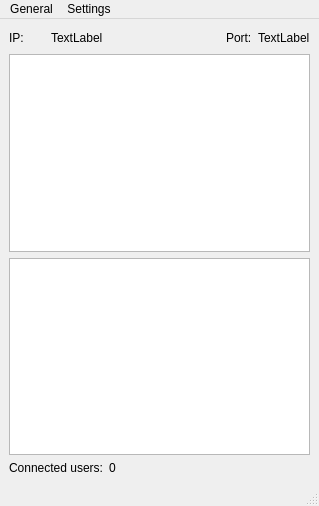
Old version of the form TeddyServer/serverwindow.ui in the repository TeddyReady/TeddyChat.
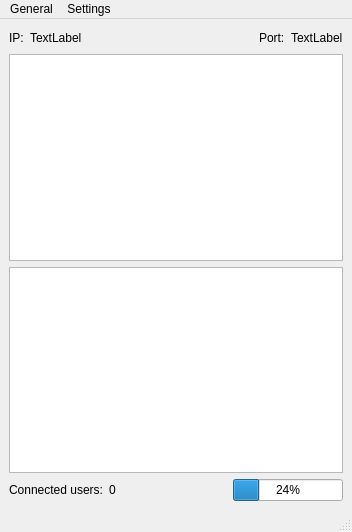
New version of the form.

What changed in the file:
```diff
--- a/TeddyServer/serverwindow.ui
+++ b/TeddyServer/serverwindow.ui
@@ -6,15 +6,15 @@
    <rect>
     <x>0</x>
     <y>0</y>
-    <width>319</width>
-    <height>506</height>
+    <width>352</width>
+    <height>532</height>
    </rect>
   </property>
   <property name="windowTitle">
    <string>MainWindow</string>
   </property>
   <widget class="QWidget" name="centralwidget">
-   <layout class="QGridLayout" name="gridLayout">
+   <layout class="QGridLayout" name="gridLayout_2">
     <item row="0" column="0">
      <widget class="QLabel" name="label">
       <property name="text">
@@ -62,20 +62,44 @@
     <item row="2" column="0" colspan="5">
      <widget class="QListWidget" name="clientList"/>
     </item>
-    <item row="3" column="0" colspan="2">
+    <item row="3" column="0" colspan="5">
+     <layout class="QGridLayout" name="gridLayout">
+      <item row="0" column="0">
      <widget class="QLabel" name="label_3">
       <property name="text">
        <string>Connected users:</string>
       </property>
      </widget>
     </item>
-    <item row="3" column="2">
+      <item row="0" column="1">
      <widget class="QLabel" name="cntUsers">
       <property name="text">
        <string>0</string>
       </property>
      </widget>
     </item>
+      <item row="0" column="2">
+       <spacer name="horizontalSpacer_2">
+        <property name="orientation">
+         <enum>Qt::Horizontal</enum>
+        </property>
+        <property name="sizeHint" stdset="0">
+         <size>
+          <width>40</width>
+          <height>20</height>
+         </size>
+        </property>
+       </spacer>
+      </item>
+      <item row="0" column="3">
+       <widget class="QProgressBar" name="progressBar">
+        <property name="value">
+         <number>24</number>
+        </property>
+       </widget>
+      </item>
+     </layout>
+    </item>
    </layout>
   </widget>
   <widget class="QMenuBar" name="menubar">
@@ -83,7 +107,7 @@
     <rect>
      <x>0</x>
      <y>0</y>
-     <width>319</width>
+     <width>352</width>
      <height>20</height>
     </rect>
    </property>
```
Lines whose indentation alone changed are shown as unchanged.
